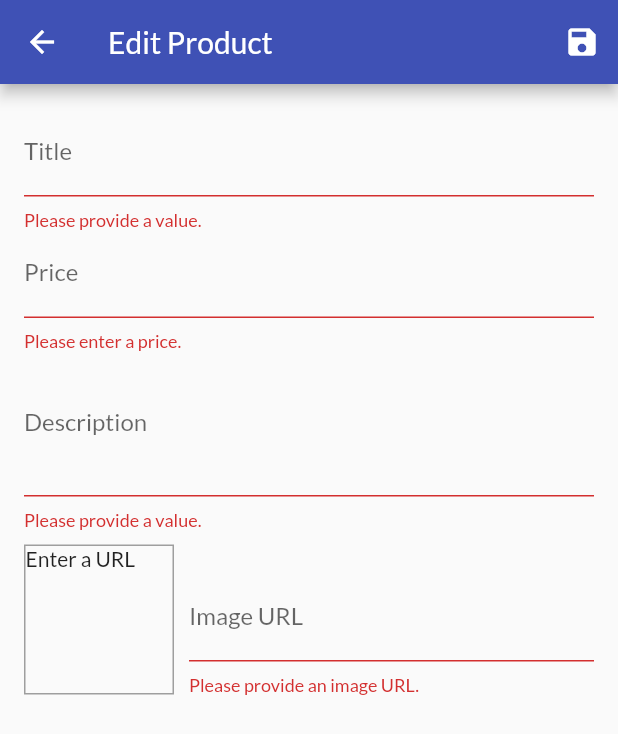
After one commit to jacek-kaminski/flutter-shop-app, a Flutter app: the EditProductScreen screen opened by its route, after a tap on the "save" icon, on a phone screen of 412 x 824 dp. The commit adds this screen. Shown: the top 734 px of the screen. Run offline on Flutter 3.47's test engine with Material 2 defaults, Android fonts, the phone set to English and light mode, and no system bars; network calls fail.

Commit message:
User input and forms added.

```diff
--- a/lib/main.dart
+++ b/lib/main.dart
@@ -5,6 +5,8 @@ import './screens/products_overview_screen.dart';
 import './screens/product_details_screen.dart';
 import './screens/cart_screen.dart';
 import './screens/orders_screen.dart';
+import './screens/user_products_screen.dart';
+import './screens/edit_product_screen.dart';
 import './providers/products_provider.dart';
 import './providers/cart_provider.dart';
 import './providers/orders_provider.dart';
@@ -38,6 +40,8 @@ class MyApp extends StatelessWidget {
           ProductDetailsScreen.routeName: (ctx) => ProductDetailsScreen(),
           CartScreen.routeName: (ctx) => CartScreen(),
           OrdersScreen.routeName: (ctx) => OrdersScreen(),
+          UserProductsScreen.routeName: (ctx) => UserProductsScreen(),
+          EditProductScreen.routeName: (ctx) => EditProductScreen(),
         },
       ),
     );
--- a/lib/providers/products_provider.dart
+++ b/lib/providers/products_provider.dart
@@ -50,8 +50,28 @@ class ProductsProvider with ChangeNotifier {
     return _items.firstWhere((product) => product.id == id);
   }
 
-  void addProduct() {
-    //  _items.add(value);
+  void addProduct(ProductProvider product) {
+    final newProduct = ProductProvider(
+      title: product.title,
+      description: product.description,
+      price: product.price,
+      imageUrl: product.imageUrl,
+      id: DateTime.now().toString(),
+    );
+    _items.add(newProduct);
+    notifyListeners();
+  }
+
+  void updateProduct(String id, ProductProvider newProduct) {
+    final prodIndex = _items.indexWhere((prod) => prod.id == id);
+    if (prodIndex >= 0) {
+      _items[prodIndex] = newProduct;
+      notifyListeners();
+    }
+  }
+
+  void deleteProduct(String id) {
+    _items.removeWhere((prod) => prod.id == id);
     notifyListeners();
   }
 }
--- /dev/null
+++ b/lib/screens/edit_product_screen.dart
@@ -0,0 +1,259 @@
+import 'package:flutter/material.dart';
+import 'package:provider/provider.dart';
+
+import '../providers/products_provider.dart';
+import '../providers/product_provider.dart';
+
+class EditProductScreen extends StatefulWidget {
+  static const routeName = '/edit-product';
+
+  @override
+  _EditProductScreenState createState() => _EditProductScreenState();
+}
+
+class _EditProductScreenState extends State<EditProductScreen> {
+  final _priceFocusNode = FocusNode();
+  final _descriptionFocusNode = FocusNode();
+  final _imgUrlFocusNode = FocusNode();
+  final _imgUrlController = TextEditingController();
+  final _form = GlobalKey<FormState>();
+
+  var _editedProduct = ProductProvider(
+    id: null,
+    title: '',
+    price: 0,
+    description: '',
+    imageUrl: '',
+  );
+
+  var _initValues = {
+    'title': '',
+    'description': '',
+    'price': '',
+    'imageUrl': '',
+  };
+  var _isInit = true;
+
+  @override
+  void initState() {
+    _imgUrlFocusNode.addListener(_updateImgUrl);
+    super.initState();
+  }
+
+  @override
+  void didChangeDependencies() {
+    if (_isInit) {
+      final productId = ModalRoute.of(context).settings.arguments as String;
+      if (productId != null) {
+        _editedProduct = Provider.of<ProductsProvider>(context, listen: false)
+            .findById(productId);
+        _initValues = {
+          'title': _editedProduct.title,
+          'description': _editedProduct.description,
+          'price': _editedProduct.price.toString(),
+          'imageUrl': '',
+        };
+        _imgUrlController.text = _editedProduct.imageUrl;
+      }
+    }
+    _isInit = false;
+    super.didChangeDependencies();
+  }
+
+  @override
+  void dispose() {
+    _imgUrlFocusNode.removeListener(
+        _updateImgUrl); // flutter will find which listener is using updateImgUrl
+    _priceFocusNode.dispose();
+    _descriptionFocusNode.dispose();
+    _imgUrlController.dispose();
+    _imgUrlFocusNode.dispose();
+    super.dispose();
+  }
+
+  void _updateImgUrl() {
+    if (!_imgUrlFocusNode.hasFocus) {
+      if (!_imgUrlController.text.startsWith('http') &&
+          !_imgUrlController.text.startsWith('https')) {
+        return;
+      }
+      setState(() {});
+    }
+  }
+
+  void _saveForm() {
+    final isValid = _form.currentState.validate();
+    if (!isValid) {
+      return;
+    }
+    _form.currentState.save();
+    if (_editedProduct.id != null) {
+      Provider.of<ProductsProvider>(context, listen: false)
+          .updateProduct(_editedProduct.id, _editedProduct);
+    } else {
+      Provider.of<ProductsProvider>(context, listen: false)
+          .addProduct(_editedProduct);
+    }
+  }
+
+  @override
+  Widget build(BuildContext context) {
+    return Scaffold(
+      appBar: AppBar(
+        title: Text('Edit Product'),
+        actions: [
+          IconButton(
+            icon: Icon(Icons.save),
+            onPressed: _saveForm,
+          ),
+        ],
+      ),
+      body: Padding(
+        padding: const EdgeInsets.all(16.0),
+        child: Form(
+          key: _form,
+          child: ListView(
+            children: [
+              TextFormField(
+                initialValue: _initValues['title'],
+                decoration: InputDecoration(
+                  labelText: 'Title',
+                ),
+                textInputAction: TextInputAction.next,
+                onFieldSubmitted: (_) =>
+                    FocusScope.of(context).requestFocus(_priceFocusNode),
+                validator: (inputValue) {
+                  if (inputValue.isEmpty) {
+                    return 'Please provide a value.';
+                  }
+                  return null;
+                },
+                onSaved: (inputValue) {
+                  _editedProduct = ProductProvider(
+                    title: inputValue,
+                    description: _editedProduct.description,
+                    price: _editedProduct.price,
+                    imageUrl: _editedProduct.imageUrl,
+                    id: _editedProduct.id,
+                    isFavorite: _editedProduct.isFavorite,
+                  );
+                },
+              ),
+              TextFormField(
+                initialValue: _initValues['price'],
+                decoration: InputDecoration(labelText: 'Price'),
+                textInputAction: TextInputAction.next,
+                keyboardType: TextInputType.number,
+                focusNode: _priceFocusNode,
+                onFieldSubmitted: (_) =>
+                    FocusScope.of(context).requestFocus(_descriptionFocusNode),
+                validator: (value) {
+                  if (value.isEmpty) {
+                    return 'Please enter a price.';
+                  }
+                  if (double.tryParse(value) == null) {
+                    return 'Please enter a valid number.';
+                  }
+                  if (double.parse(value) <= 0) {
+                    return 'Please return a price greater than 0.';
+                  }
+                  return null;
+                },
+                onSaved: (inputValue) {
+                  _editedProduct = ProductProvider(
+                    title: _editedProduct.title,
+                    description: _editedProduct.description,
+                    price: double.parse(inputValue),
+                    imageUrl: _editedProduct.imageUrl,
+                    id: _editedProduct.id,
+                    isFavorite: _editedProduct.isFavorite,
+                  );
+                },
+              ),
+              TextFormField(
+                initialValue: _initValues['description'],
+                decoration: InputDecoration(labelText: 'Description'),
+                maxLines: 3,
+                keyboardType: TextInputType.multiline,
+                focusNode: _descriptionFocusNode,
+                validator: (inputValue) {
+                  if (inputValue.isEmpty) {
+                    return 'Please provide a value.';
+                  }
+                  if (inputValue.length < 10) {
+                    return 'Please provide longer description.';
+                  }
+                  return null;
+                },
+                onSaved: (inputValue) {
+                  _editedProduct = ProductProvider(
+                    title: _editedProduct.title,
+                    description: inputValue,
+                    price: _editedProduct.price,
+                    imageUrl: _editedProduct.imageUrl,
+                    id: _editedProduct.id,
+                    isFavorite: _editedProduct.isFavorite,
+                  );
+                },
+              ),
+              Row(
+                crossAxisAlignment: CrossAxisAlignment.end,
+                children: [
+                  Container(
+                    width: 100,
+                    height: 100,
+                    margin: EdgeInsets.only(top: 10, right: 10),
+                    decoration: BoxDecoration(
+                      border: Border.all(width: 1, color: Colors.grey),
+                    ),
+                    child: _imgUrlController.text.isEmpty
+                        ? Text('Enter a URL')
+                        : FittedBox(
+                            child: Image.network(
+                              _imgUrlController.text,
+                              fit: BoxFit.cover,
+                            ),
+                          ),
+                  ),
+                  Expanded(
+                    child: TextFormField(
+                      decoration: InputDecoration(labelText: 'Image URL'),
+                      keyboardType: TextInputType.url,
+                      textInputAction: TextInputAction.done,
+                      controller: _imgUrlController,
+                      focusNode: _imgUrlFocusNode,
+                      onFieldSubmitted: (_) => _saveForm(),
+                      onEditingComplete: () {
+                        setState(() {});
+                      },
+                      validator: (inputValue) {
+                        if (inputValue.isEmpty) {
+                          return 'Please provide an image URL.';
+                        }
+                        if (!inputValue.startsWith('http') &&
+                            !inputValue.startsWith('https')) {
+                          return 'Please provide a valid URL.';
+                        }
+                        return null;
+                      },
+                      onSaved: (inputValue) {
+                        _editedProduct = ProductProvider(
+                          title: _editedProduct.title,
+                          description: _editedProduct.description,
+                          price: _editedProduct.price,
+                          imageUrl: inputValue,
+                          id: _editedProduct.id,
+                          isFavorite: _editedProduct.isFavorite,
+                        );
+                      },
+                    ),
+                  )
+                ],
+              )
+            ],
+          ),
+        ),
+      ),
+    );
+  }
+}
--- a/lib/widgets/app_drawer.dart
+++ b/lib/widgets/app_drawer.dart
@@ -1,5 +1,6 @@
 import 'package:flutter/material.dart';
 
+import '../screens/user_products_screen.dart';
 import '../screens/orders_screen.dart';
 
 class AppDrawer extends StatelessWidget {
@@ -28,6 +29,15 @@ class AppDrawer extends StatelessWidget {
             Navigator.of(context).pushReplacementNamed(OrdersScreen.routeName);
           },
         ),
+        Divider(),
+        ListTile(
+          leading: Icon(Icons.edit),
+          title: Text('Manage Products'),
+          onTap: () {
+            Navigator.of(context)
+                .pushReplacementNamed(UserProductsScreen.routeName);
+          },
+        ),
       ],
     ));
   }
```
Also changed, not shown: lib/providers/cart_provider.dart (+20 -0 lines), lib/screens/user_products_screen.dart (added, +44 -0 lines), lib/widgets/cart_item.dart (+24 -0 lines), lib/widgets/product_item.dart (+11 -0 lines), lib/widgets/user_product_item.dart (added, +45 -0 lines).
